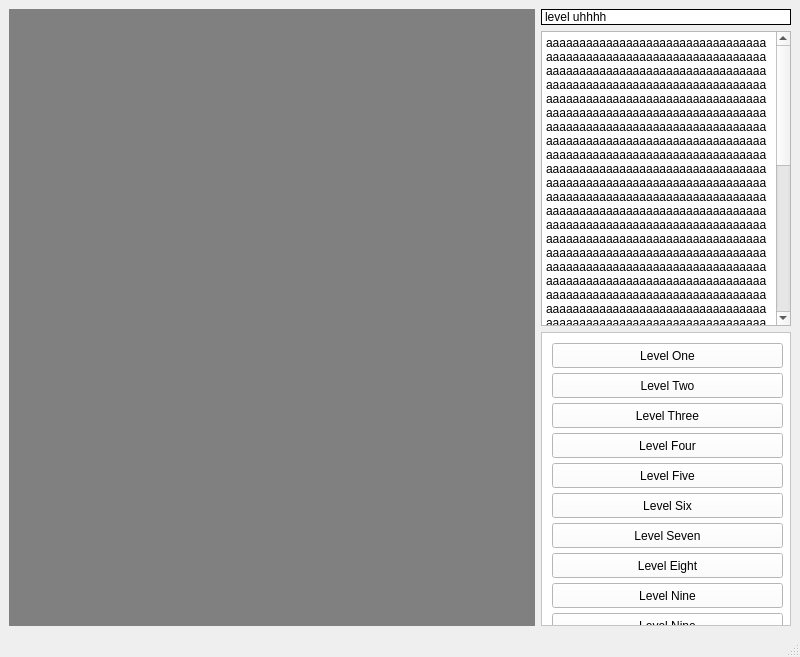
Qt form circuit_game_view.ui (MattLinguini/circuitgates) before a commit.
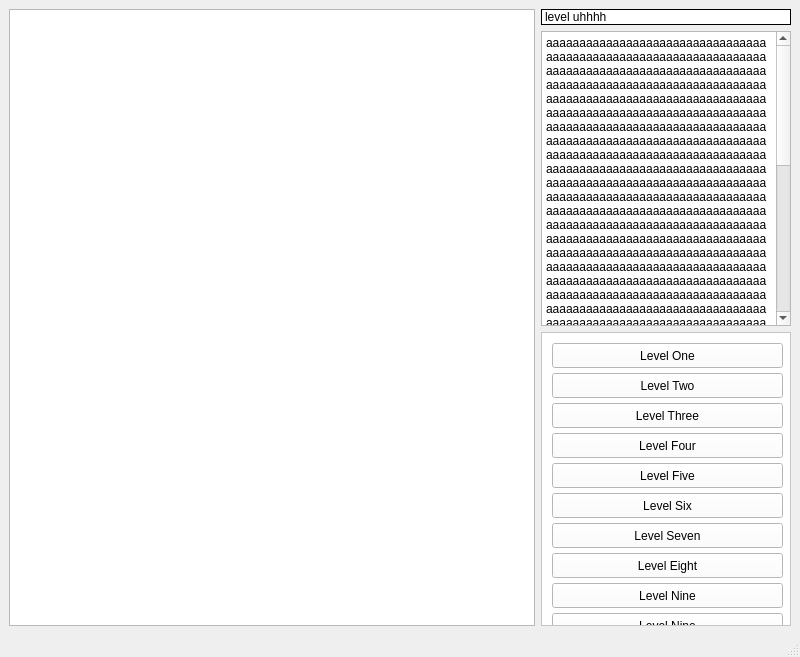
The same form after that commit.

Diff of the .ui file:
```diff
--- a/circuit_game_view.ui
+++ b/circuit_game_view.ui
@@ -22,23 +22,7 @@
    </property>
    <layout class="QHBoxLayout" name="horizontalLayout">
     <item>
-     <widget class="QWidget" name="GameScence" native="true">
-      <property name="sizePolicy">
-       <sizepolicy hsizetype="Expanding" vsizetype="Expanding">
-        <horstretch>1</horstretch>
-        <verstretch>1</verstretch>
-       </sizepolicy>
-      </property>
-      <property name="minimumSize">
-       <size>
-        <width>500</width>
-        <height>500</height>
-       </size>
-      </property>
-      <property name="styleSheet">
-       <string notr="true">background-color: gray;</string>
-      </property>
-     </widget>
+     <widget class="QGraphicsView" name="graphicsView"/>
     </item>
     <item>
      <layout class="QVBoxLayout" name="verticalLayout" stretch="0,0,0">
```
Left out of the diff: 8 changed lines with no effect on the pictures.
